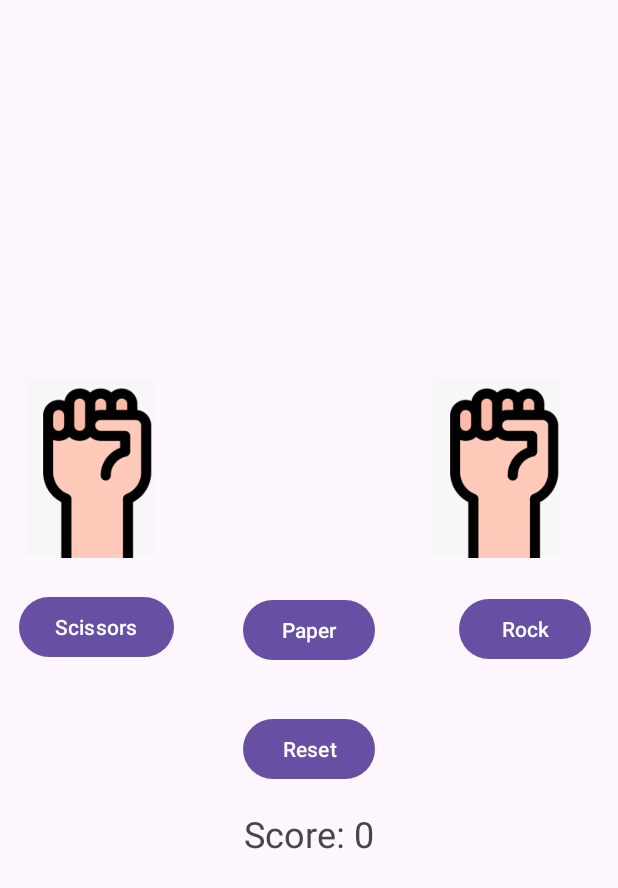
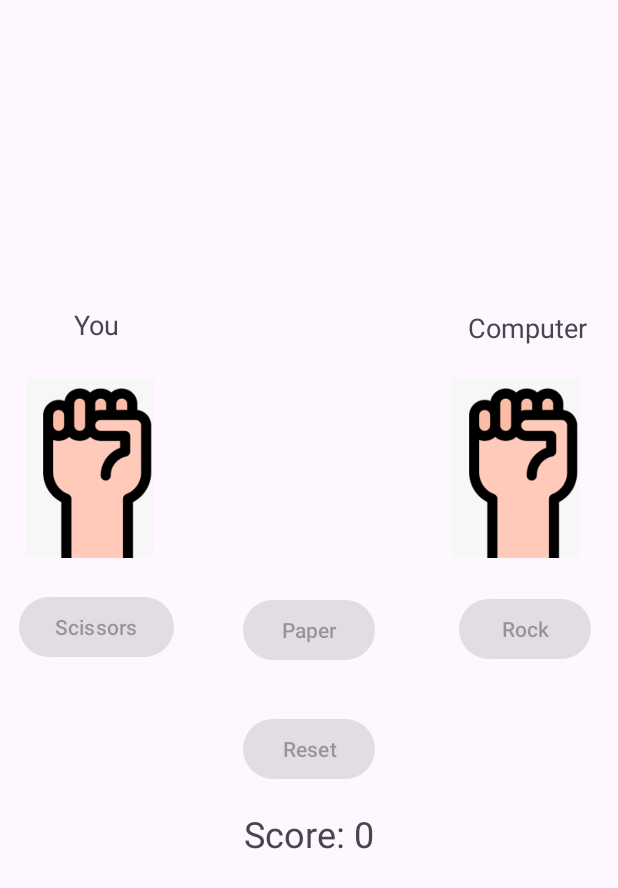
Before and after one commit to knqmbao/RockPaperScissorGame, an Android app: the screen it shows after launch (MainActivity), after a tap on "Rock", on a phone screen of 412 x 824 dp. Shown: the top 888 px of the screen. Run offline under Robolectric (Android 15) with nearby library versions, the phone set to English and light mode, and no system bars.

Commit message:
Second Commit

```diff
--- a/app/src/main/java/com/example/rockpaperscissor/MainActivity.java
+++ b/app/src/main/java/com/example/rockpaperscissor/MainActivity.java
@@ -7,6 +7,8 @@ import android.view.View;
 import android.widget.Button;
 import android.widget.ImageView;
 import android.widget.TextView;
+import android.widget.Toast;
+
 import androidx.appcompat.app.AppCompatActivity;
 
 import com.example.rockpaperscissor.R;
@@ -93,6 +95,13 @@ public class MainActivity extends AppCompatActivity {
     }
 
     private void playGame(final String playerChoice) {
+
+        Toast.makeText(MainActivity.this, "Rock Paper Scissor Shoot", Toast.LENGTH_SHORT).show();
+
+    btnPaper.setEnabled(false);
+    btnRock.setEnabled(false);
+    btnScissors.setEnabled(false);
+    btnReset.setEnabled(false);
         // Start animation for player
         imagePlayer.setImageDrawable(animationDrawable);
         animationDrawable.start();
@@ -105,8 +114,7 @@ public class MainActivity extends AppCompatActivity {
             @Override
             public void run() {
                 // Stop animation
-                animationDrawable.stop();
-                computerAnimationDrawable.stop();
+
 
                 // Get computer choice
                 String[] choices = {"rock", "paper", "scissors"};
@@ -125,14 +133,39 @@ public class MainActivity extends AppCompatActivity {
                 }
 
                 // Update score text view
+
+                String winnerMessage;
+                if (result.equals("player")) {
+                    playerScore++;
+                    winnerMessage = "Player wins!";
+                } else if (result.equals("computer")) {
+                    computerScore++;
+                    winnerMessage = "Computer wins!";
+                } else {
+                    winnerMessage = "It's a tie!";
+                }
                 tvScore.setText("Score: Player " + playerScore + " - Computer " + computerScore);
+                Toast.makeText(MainActivity.this, winnerMessage, Toast.LENGTH_SHORT).show();
+
+
+                btnPaper.setEnabled(true);
+                btnRock.setEnabled(true);
+                btnScissors.setEnabled(true);
+                btnReset.setEnabled(true);
             }
+
+
+
+
+
         }, 3000); // Wait for 3 seconds for animation to complete
     }
 
     private void updateImages(String playerChoice, String computerChoice) {
         int playerImageId = getImageId(playerChoice);
         int computerImageId = getImageId(computerChoice);
+        animationDrawable.stop();
+        computerAnimationDrawable.stop();
         imagePlayer.setImageResource(playerImageId);
         imageComputer.setImageResource(computerImageId);
     }
--- a/app/src/main/res/layout/activity_main.xml
+++ b/app/src/main/res/layout/activity_main.xml
@@ -6,15 +6,20 @@
 
     <!-- Player Image -->
 
+    <TextView
+        android:id="@+id/tvPlayerLabel"
+        android:layout_width="wrap_content"
+        android:layout_height="wrap_content"
+        android:layout_above="@+id/imagePlayer"
+        android:layout_below="@id/imagePlayer"
+        android:layout_alignStart="@id/imagePlayer"
+        android:layout_marginStart="49dp"
+        android:layout_marginTop="-168dp"
+        android:layout_marginBottom="24dp"
+        android:text="You"
+        android:textSize="18sp" />
+
     <!-- Computer Image -->
-
-    <!-- Rock Button -->
-
-    <!-- Paper Button -->
-
-    <!-- Scissors Button -->
-
-    <!-- Reset Button -->
 
     <ImageView
         android:id="@+id/imagePlayer"
@@ -24,17 +29,29 @@
         android:contentDescription="@string/player_image"
         android:src="@drawable/hand_draw" />
 
+    <TextView
+        android:id="@+id/tvComputerLabel"
+        android:layout_width="wrap_content"
+        android:layout_height="wrap_content"
+        android:layout_above="@+id/imageComputer"
+        android:layout_below="@id/imageComputer"
+        android:layout_alignStart="@id/imageComputer"
+        android:layout_marginStart="28dp"
+        android:layout_marginTop="-166dp"
+        android:layout_marginBottom="22dp"
+        android:text="Computer"
+        android:textSize="18sp" />
 
+    <!-- Rock Button -->
 
     <ImageView
         android:id="@+id/imageComputer"
         android:layout_width="120dp"
         android:layout_height="120dp"
-        android:layout_marginStart="135dp"
-        android:layout_toEndOf="@id/imagePlayer"
+        android:layout_marginStart="148dp"
+        android:layout_toEndOf="@+id/imagePlayer"
         android:contentDescription="@string/computer_image"
         android:src="@drawable/hand_draw" />
-
 
     <Button
         android:id="@+id/btnRock"
@@ -46,6 +63,7 @@
         android:layout_marginEnd="18dp"
         android:text="@string/rock" />
 
+    <!-- Paper Button -->
     <Button
         android:id="@+id/btnPaper"
         android:layout_width="wrap_content"
@@ -56,6 +74,7 @@
         android:layout_toStartOf="@id/btnRock"
         android:text="@string/paper" />
 
+    <!-- Scissors Button -->
     <Button
         android:id="@+id/btnScissors"
         android:layout_width="wrap_content"
@@ -66,6 +85,7 @@
         android:layout_toStartOf="@id/btnPaper"
         android:text="@string/scissors" />
 
+    <!-- Reset Button -->
     <Button
         android:id="@+id/btnReset"
         android:layout_width="wrap_content"
@@ -73,7 +93,7 @@
         android:text="@string/reset"
         android:layout_below="@id/btnRock"
         android:layout_centerHorizontal="true"
-        android:layout_marginTop="32dp"/>
+        android:layout_marginTop="32dp" />
 
     <!-- Score Label -->
     <TextView
@@ -84,6 +104,6 @@
         android:textSize="24sp"
         android:layout_below="@id/btnReset"
         android:layout_centerHorizontal="true"
-        android:layout_marginTop="16dp"/>
+        android:layout_marginTop="16dp" />
 
 </RelativeLayout>
```
